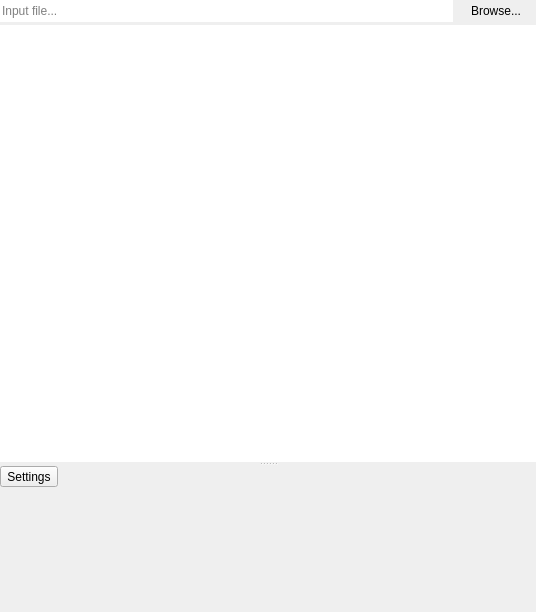
Before: the Qt Designer form src/UI/inputwidget.ui in RxLaboratory/DuME, drawn with Qt 5.
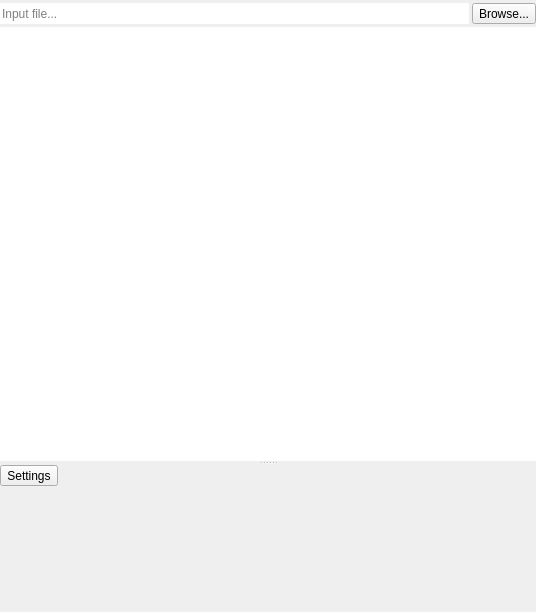
After: the same form once the commit is applied. Icons and pictures are not drawn.

What changed in the file:
```diff
--- a/src/UI/inputwidget.ui
+++ b/src/UI/inputwidget.ui
@@ -21,13 +21,13 @@
     <number>0</number>
    </property>
    <property name="topMargin">
-    <number>0</number>
+    <number>3</number>
    </property>
    <property name="rightMargin">
     <number>0</number>
    </property>
    <property name="bottomMargin">
-    <number>0</number>
+    <number>3</number>
    </property>
    <item>
     <layout class="QHBoxLayout" name="horizontalLayout">
@@ -54,7 +54,7 @@
       </widget>
      </item>
      <item>
-      <widget class="QPushButton" name="inputBrowseButton">
+      <widget class="QToolButton" name="inputBrowseButton">
        <property name="sizePolicy">
         <sizepolicy hsizetype="Minimum" vsizetype="Expanding">
          <horstretch>0</horstretch>
@@ -64,8 +64,18 @@
        <property name="text">
         <string>Browse...</string>
        </property>
-       <property name="flat">
-        <bool>true</bool>
+       <property name="icon">
+        <iconset resource="../resources.qrc">
+         <normaloff>:/icons/import</normaloff>:/icons/import</iconset>
+       </property>
+       <property name="iconSize">
+        <size>
+         <width>25</width>
+         <height>25</height>
+        </size>
+       </property>
+       <property name="toolButtonStyle">
+        <enum>Qt::ToolButtonFollowStyle</enum>
        </property>
       </widget>
      </item>
@@ -100,7 +110,7 @@
          <x>0</x>
          <y>0</y>
          <width>536</width>
-         <height>231</height>
+         <height>149</height>
         </rect>
        </property>
        <layout class="QVBoxLayout" name="verticalLayout_2">
```
